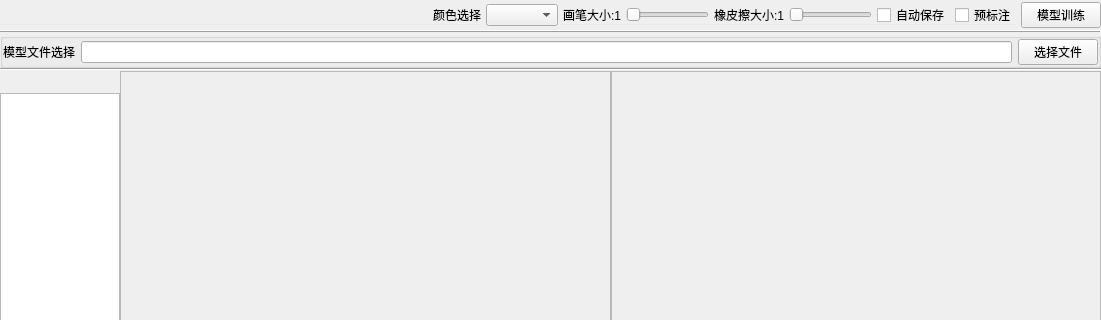
This is AiTool/aiwidget.ui in wondron/graphics as Qt 5 draws it before an edit; both pictures show x 0 to 1101 and y 0 to 320 of the 1101 by 554 pixel window. The edited form follows.
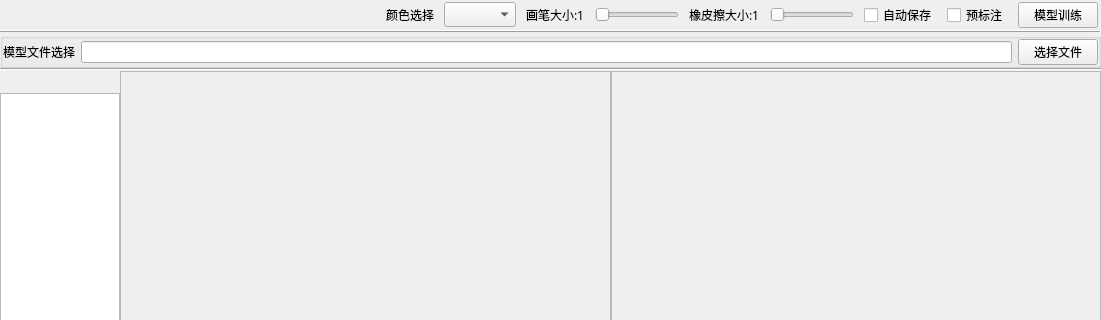
This is the edited form.

What changed in the file:
```diff
--- a/AiTool/aiwidget.ui
+++ b/AiTool/aiwidget.ui
@@ -33,11 +33,14 @@
     <item>
      <layout class="QHBoxLayout" name="horizontalLayout_2">
       <property name="spacing">
-       <number>5</number>
+       <number>2</number>
       </property>
       <property name="topMargin">
        <number>0</number>
       </property>
+      <property name="rightMargin">
+       <number>3</number>
+      </property>
       <item>
        <widget class="QPushButton" name="btn_open">
         <property name="minimumSize">
@@ -151,23 +154,7 @@
        </widget>
       </item>
       <item>
-       <widget class="QPushButton" name="pushButton_9">
-        <property name="minimumSize">
-         <size>
-          <width>30</width>
-          <height>30</height>
-         </size>
-        </property>
-        <property name="text">
-         <string/>
-        </property>
-        <property name="flat">
-         <bool>true</bool>
-        </property>
-       </widget>
-      </item>
-      <item>
-       <widget class="QPushButton" name="pushButton_6">
+       <widget class="QPushButton" name="btn_help">
         <property name="minimumSize">
          <size>
           <width>30</width>
@@ -196,7 +183,20 @@
        </spacer>
       </item>
       <item>
+       <layout class="QHBoxLayout" name="horizontalLayout_7">
+        <property name="spacing">
+         <number>10</number>
+        </property>
+        <property name="leftMargin">
+         <number>0</number>
+        </property>
+        <item>
        <widget class="QLabel" name="label">
+          <property name="font">
+           <font>
+            <family>微软雅黑</family>
+           </font>
+          </property>
         <property name="text">
          <string>颜色选择</string>
         </property>
@@ -204,6 +204,11 @@
       </item>
       <item>
        <widget class="QComboBox" name="cmbx_colorSlct">
+          <property name="font">
+           <font>
+            <family>微软雅黑</family>
+           </font>
+          </property>
         <property name="styleSheet">
          <string notr="true"/>
         </property>
@@ -211,6 +216,11 @@
       </item>
       <item>
        <widget class="QLabel" name="label_pen">
+          <property name="font">
+           <font>
+            <family>微软雅黑</family>
+           </font>
+          </property>
         <property name="styleSheet">
          <string notr="true">selection-color: rgb(85, 255, 0);</string>
         </property>
@@ -228,6 +238,11 @@
       </item>
       <item>
        <widget class="QLabel" name="label_eraser">
+          <property name="font">
+           <font>
+            <family>微软雅黑</family>
+           </font>
+          </property>
         <property name="text">
          <string>橡皮擦大小:1</string>
         </property>
@@ -242,6 +257,11 @@
       </item>
       <item>
        <widget class="QCheckBox" name="chkbx_autoSave">
+          <property name="font">
+           <font>
+            <family>微软雅黑</family>
+           </font>
+          </property>
         <property name="text">
          <string>自动保存</string>
         </property>
@@ -249,6 +269,11 @@
       </item>
       <item>
        <widget class="QCheckBox" name="chkbx_preSeg">
+          <property name="font">
+           <font>
+            <family>微软雅黑</family>
+           </font>
+          </property>
         <property name="text">
          <string>预标注</string>
         </property>
@@ -256,6 +281,17 @@
       </item>
       <item>
        <widget class="QPushButton" name="btn_trainModel">
+          <property name="minimumSize">
+           <size>
+            <width>80</width>
+            <height>0</height>
+           </size>
+          </property>
+          <property name="font">
+           <font>
+            <family>微软雅黑</family>
+           </font>
+          </property>
         <property name="styleSheet">
          <string notr="true">gridline-color: rgb(255, 170, 0);</string>
         </property>
@@ -266,6 +302,8 @@
       </item>
      </layout>
     </item>
+     </layout>
+    </item>
     <item>
      <widget class="Line" name="line">
       <property name="frameShadow">
@@ -304,6 +342,11 @@
          </property>
          <item>
           <widget class="QLabel" name="label_modelSlct">
+           <property name="font">
+            <font>
+             <family>微软雅黑</family>
+            </font>
+           </property>
            <property name="text">
             <string>模型文件选择</string>
            </property>
@@ -314,6 +357,11 @@
          </item>
          <item>
           <widget class="QPushButton" name="btn_model">
+           <property name="font">
+            <font>
+             <family>微软雅黑</family>
+            </font>
+           </property>
            <property name="text">
             <string>选择文件</string>
            </property>
```
Lines whose indentation alone changed are shown as unchanged.
